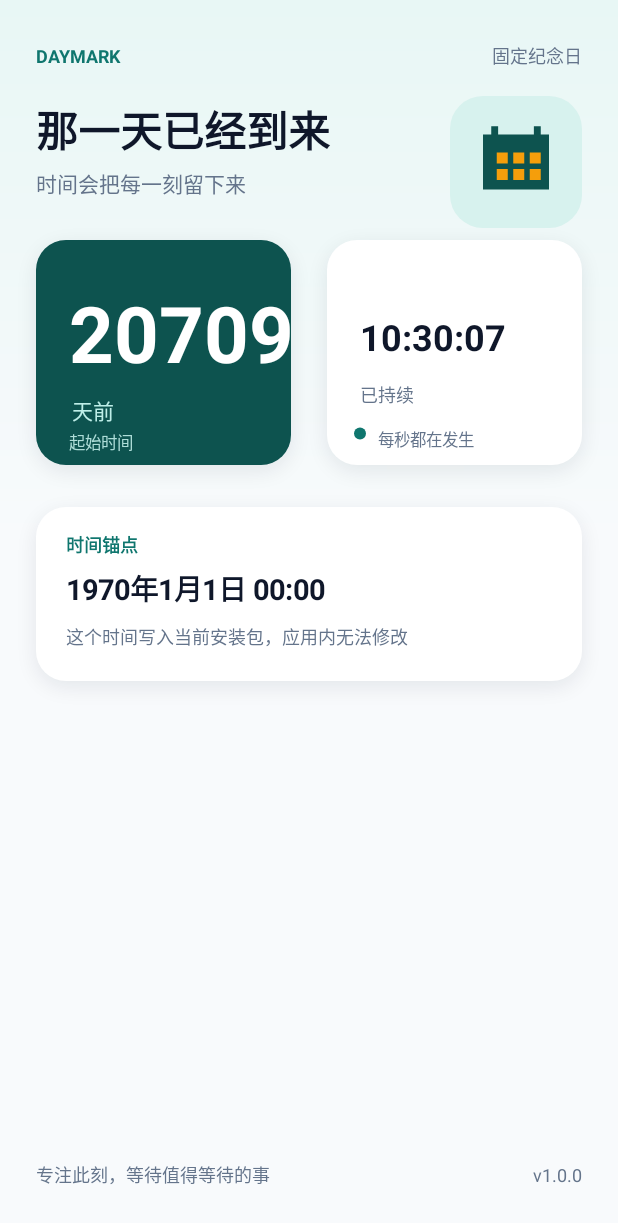
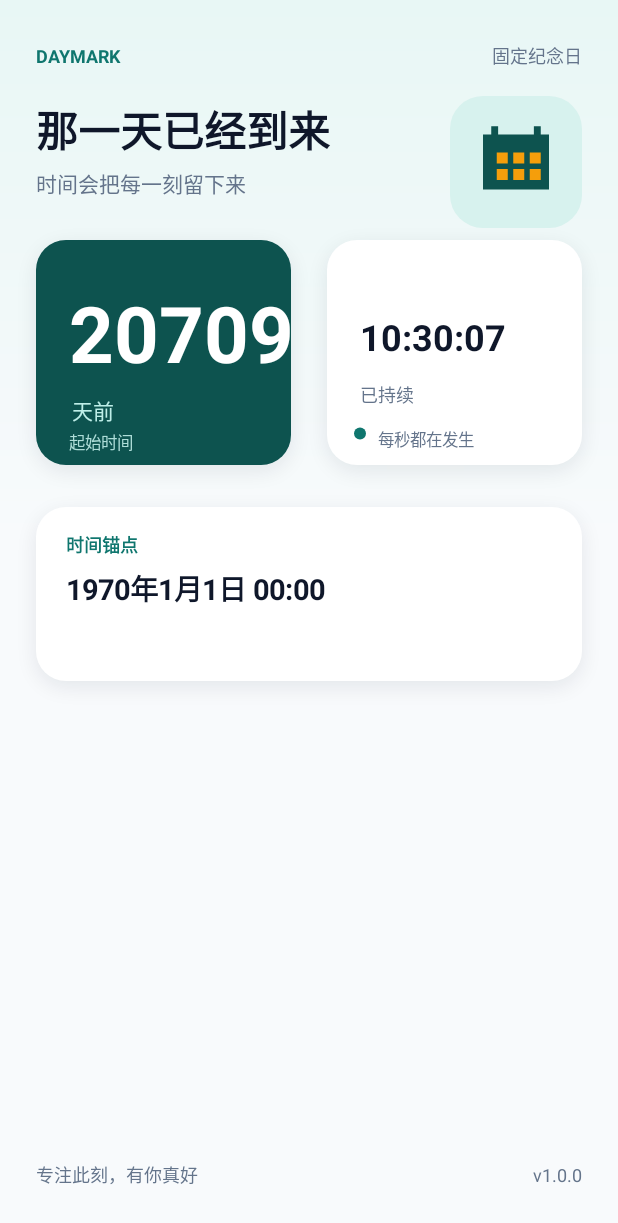
Before and after one commit to flechazo-crushed/daymark, an Android app: the screen it shows after launch (MainActivity), on a phone screen of 412 x 824 dp. Shown: the top 1223 px of the screen. Run offline under Robolectric (Android 15) with nearby library versions, the phone set to English and light mode, and no system bars.

Commit message:
Update CountdownView.java

```diff
--- a/app/src/main/java/com/example/daymark/CountdownView.java
+++ b/app/src/main/java/com/example/daymark/CountdownView.java
@@ -137,11 +137,10 @@ public final class CountdownView extends View {
         drawRoundCard(canvas, p, top, w - p * 2, dp(116), CARD);
         text(canvas, "时间锚点", p + dp(20), top + dp(30), 12, TEAL, true, Paint.Align.LEFT);
         text(canvas, dateFormat.format(new Date(startMillis)), p + dp(20), top + dp(62), 19, INK, true, Paint.Align.LEFT);
-        text(canvas, "这个时间写入当前安装包，应用内无法修改", p + dp(20), top + dp(91), 12, MUTED, false, Paint.Align.LEFT);
     }
 
     private void drawFooter(Canvas canvas, float p, float w, float h) {
-        text(canvas, "专注此刻，等待值得等待的事", p, Math.max(dp(500), h - dp(36)), 12, MUTED, false, Paint.Align.LEFT);
+        text(canvas, "专注此刻，有你真好", p, Math.max(dp(500), h - dp(36)), 12, MUTED, false, Paint.Align.LEFT);
         text(canvas, "v1.0.0", w - p, Math.max(dp(500), h - dp(36)), 12, MUTED, false, Paint.Align.RIGHT);
     }
 
```
